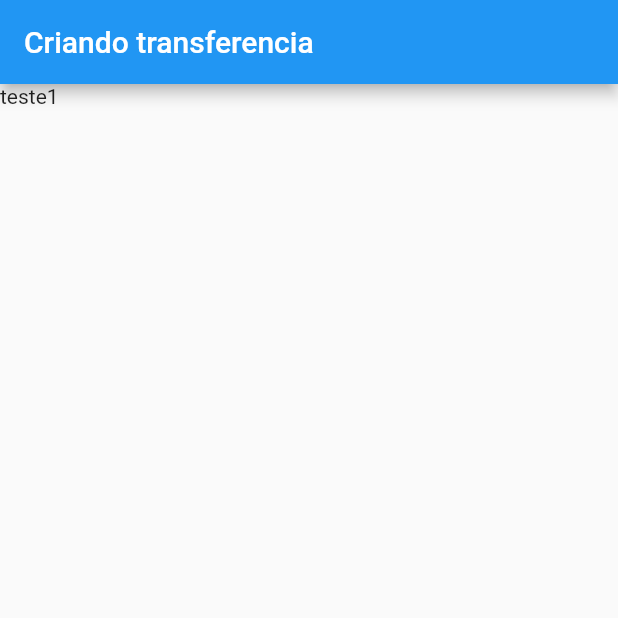
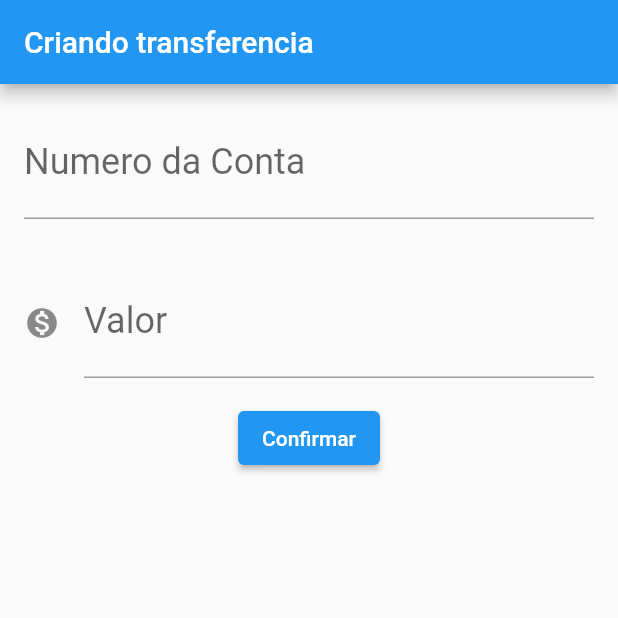
Before and after one commit to Cr-collab/bytebank_flutter, a Flutter app: the screen it shows after launch, on a phone screen of 412 x 824 dp, the top half of it. Run offline on Flutter 3.47's test engine with Material 2 defaults, Android fonts, the phone set to English and light mode, and no system bars.

Commit message:
utilizou um widget de TextField que é input. utilizou um componente de padding, utilizamos style e algumas propriedade para estilização desses widgets.

```diff
--- a/lib/main.dart
+++ b/lib/main.dart
@@ -15,12 +15,39 @@ class BytebankApp extends StatelessWidget {
   }
 }
 
+
 class FormularioTransferencia extends StatelessWidget {
   @override
   Widget build(BuildContext context) {
     return Scaffold(
       appBar: AppBar(title: Text("Criando transferencia")),
-      body: Text("teste1"),
+      body: Column(children: <Widget>[
+        Padding(
+          padding: const EdgeInsets.all(16.0),
+          child: TextField(
+            style: TextStyle(
+              fontSize: 24.0,
+            ),
+            decoration:
+                InputDecoration(labelText: 'Numero da Conta', hintText: '0000'),
+            keyboardType: TextInputType.number,
+          ),
+        ),
+        Padding(
+          padding: const EdgeInsets.all(16.0),
+          child: TextField(
+            style: TextStyle(
+              fontSize: 24.0,
+            ),
+            decoration: InputDecoration(
+                icon: Icon(Icons.monetization_on),
+                labelText: 'Valor',
+                hintText: '100.0'),
+            keyboardType: TextInputType.number,
+          ),
+        ),
+        ElevatedButton(onPressed: () {}, child: Text('Confirmar'))
+      ]),
     );
   }
 }
```
